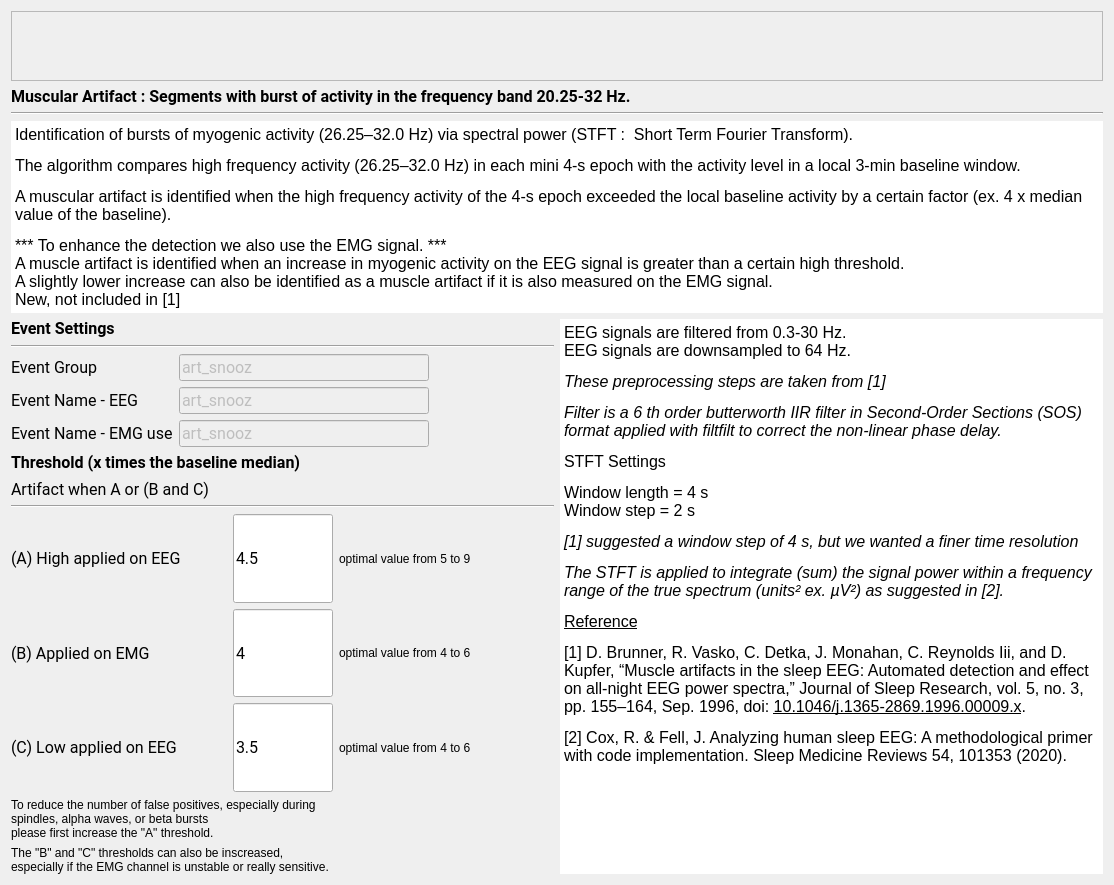
Before: the Qt Designer form tools/CEAMSTools/DetectArtifacts/MuscularStep/Ui_MuscularStep.ui in SnoozToolbox/snooz-package-ceams, drawn with Qt 5.
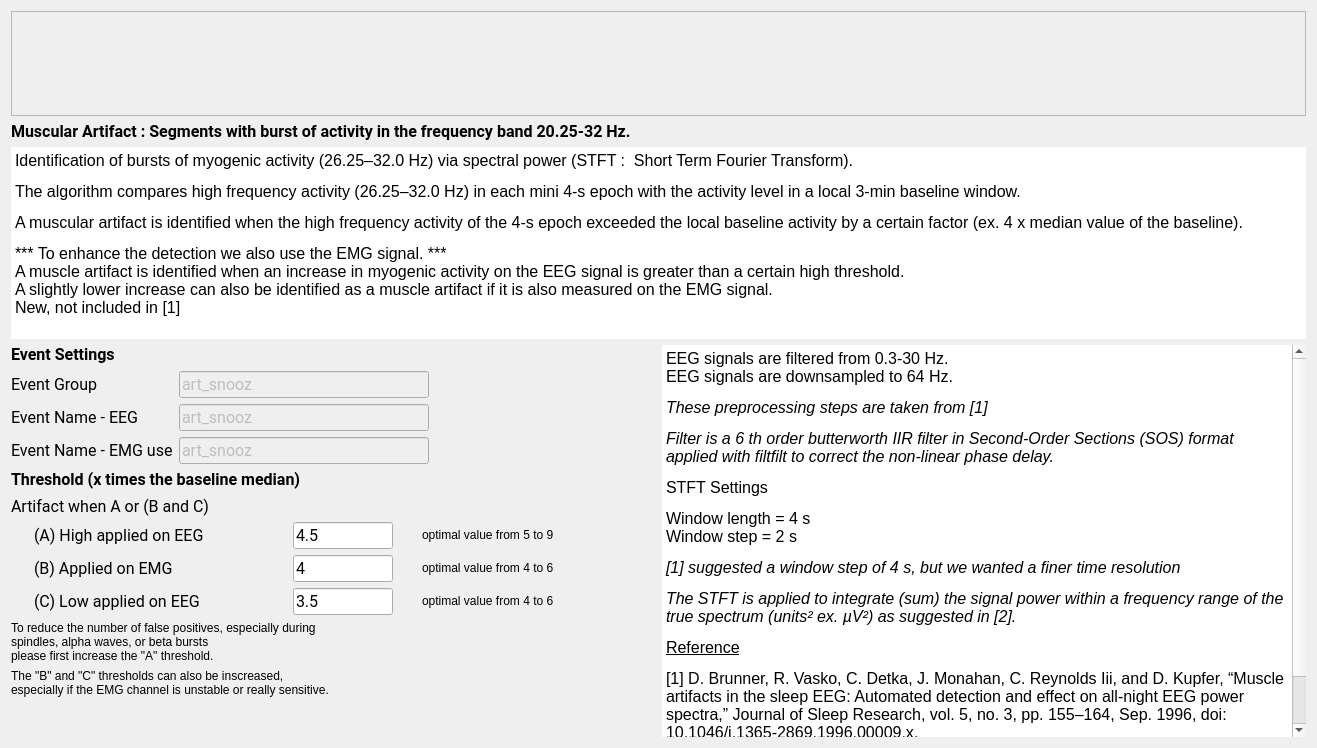
After: the same form once the commit is applied. Icons and pictures are not drawn.

What changed in the file:
```diff
--- a/tools/CEAMSTools/DetectArtifacts/MuscularStep/Ui_MuscularStep.ui
+++ b/tools/CEAMSTools/DetectArtifacts/MuscularStep/Ui_MuscularStep.ui
@@ -6,8 +6,8 @@
    <rect>
     <x>0</x>
     <y>0</y>
-    <width>1114</width>
-    <height>885</height>
+    <width>1317</width>
+    <height>748</height>
    </rect>
   </property>
   <property name="windowTitle">
@@ -16,15 +16,21 @@
   <property name="styleSheet">
    <string notr="true">font: 12pt &quot;Roboto&quot;;</string>
   </property>
-  <layout class="QVBoxLayout" name="verticalLayout_4">
+  <layout class="QVBoxLayout" name="verticalLayout_2">
    <item>
     <widget class="QScrollArea" name="scrollArea">
      <property name="sizePolicy">
-      <sizepolicy hsizetype="Expanding" vsizetype="Preferred">
+      <sizepolicy hsizetype="Expanding" vsizetype="Expanding">
        <horstretch>0</horstretch>
        <verstretch>0</verstretch>
       </sizepolicy>
      </property>
+     <property name="maximumSize">
+      <size>
+       <width>16777215</width>
+       <height>160</height>
+      </size>
+     </property>
      <property name="widgetResizable">
       <bool>true</bool>
      </property>
@@ -37,6 +43,18 @@
         <height>151</height>
        </rect>
       </property>
+      <property name="sizePolicy">
+       <sizepolicy hsizetype="Expanding" vsizetype="Expanding">
+        <horstretch>0</horstretch>
+        <verstretch>0</verstretch>
+       </sizepolicy>
+      </property>
+      <property name="maximumSize">
+       <size>
+        <width>16777215</width>
+        <height>160</height>
+       </size>
+      </property>
       <layout class="QHBoxLayout" name="horizontalLayout">
        <item>
         <widget class="QLabel" name="picture_label">
@@ -46,6 +64,12 @@
            <verstretch>0</verstretch>
           </sizepolicy>
          </property>
+         <property name="maximumSize">
+          <size>
+           <width>16777215</width>
+           <height>160</height>
+          </size>
+         </property>
          <property name="text">
           <string/>
          </property>
@@ -63,13 +87,21 @@
    </item>
    <item>
     <layout class="QVBoxLayout" name="verticalLayout_3">
+     <property name="sizeConstraint">
+      <enum>QLayout::SizeConstraint::SetMinimumSize</enum>
+     </property>
      <item>
       <widget class="QLabel" name="label_9">
+       <property name="sizePolicy">
+        <sizepolicy hsizetype="Fixed" vsizetype="Fixed">
+         <horstretch>0</horstretch>
+         <verstretch>0</verstretch>
+        </sizepolicy>
+       </property>
        <property name="font">
         <font>
          <family>Roboto</family>
          <pointsize>12</pointsize>
-         <weight>50</weight>
          <italic>false</italic>
          <bold>false</bold>
         </font>
@@ -79,26 +111,25 @@
        </property>
       </widget>
      </item>
-     <item>
-      <widget class="Line" name="line_3">
-       <property name="orientation">
-        <enum>Qt::Horizontal</enum>
-       </property>
-      </widget>
-     </item>
      <item>
       <widget class="QTextEdit" name="description_textEdit">
        <property name="sizePolicy">
-        <sizepolicy hsizetype="Expanding" vsizetype="Preferred">
+        <sizepolicy hsizetype="Expanding" vsizetype="Maximum">
          <horstretch>0</horstretch>
          <verstretch>0</verstretch>
         </sizepolicy>
        </property>
+       <property name="maximumSize">
+        <size>
+         <width>16777215</width>
+         <height>195</height>
+        </size>
+       </property>
        <property name="styleSheet">
         <string notr="true"/>
        </property>
        <property name="frameShape">
-        <enum>QFrame::HLine</enum>
+        <enum>QFrame::Shape::NoFrame</enum>
        </property>
        <property name="frameShadow">
         <enum>QFrame::Plain</enum>
@@ -111,8 +142,11 @@
        </property>
        <property name="html">
         <string>&lt;!DOCTYPE HTML PUBLIC &quot;-//W3C//DTD HTML 4.0//EN&quot; &quot;http://www.w3.org/TR/REC-html40/strict.dtd&quot;&gt;
-&lt;html&gt;&lt;head&gt;&lt;meta name=&quot;qrichtext&quot; content=&quot;1&quot; /&gt;&lt;style type=&quot;text/css&quot;&gt;
+&lt;html&gt;&lt;head&gt;&lt;meta name=&quot;qrichtext&quot; content=&quot;1&quot; /&gt;&lt;meta charset=&quot;utf-8&quot; /&gt;&lt;style type=&quot;text/css&quot;&gt;
 p, li { white-space: pre-wrap; }
+hr { height: 1px; border-width: 0; }
+li.unchecked::marker { content: &quot;\2610&quot;; }
+li.checked::marker { content: &quot;\2612&quot;; }
 &lt;/style&gt;&lt;/head&gt;&lt;body style=&quot; font-family:'Roboto'; font-size:12pt; font-weight:400; font-style:normal;&quot;&gt;
 &lt;p style=&quot; margin-top:12px; margin-bottom:12px; margin-left:0px; margin-right:0px; -qt-block-indent:0; text-indent:0px;&quot;&gt;&lt;span style=&quot; color:#000000;&quot;&gt;Identification of bursts of myogenic activity (26.25–32.0 Hz) via spectral power (STFT :  Short Term Fourier Transform).&lt;/span&gt;&lt;/p&gt;
 &lt;p style=&quot; margin-top:12px; margin-bottom:12px; margin-left:0px; margin-right:0px; -qt-block-indent:0; text-indent:0px;&quot;&gt;&lt;span style=&quot; color:#000000;&quot;&gt;The algorithm compares high frequency activity (26.25–32.0 Hz) in each mini 4-s epoch with the activity level in a local 3-min baseline window. &lt;/span&gt;&lt;/p&gt;
@@ -126,11 +160,18 @@
    <item>
     <layout class="QHBoxLayout" name="horizontalLayout_2">
      <item>
-      <layout class="QVBoxLayout" name="verticalLayout_2">
-       <item>
         <layout class="QVBoxLayout" name="verticalLayout">
+       <property name="sizeConstraint">
+        <enum>QLayout::SizeConstraint::SetMinimumSize</enum>
+       </property>
          <item>
           <widget class="QLabel" name="label_4">
+         <property name="sizePolicy">
+          <sizepolicy hsizetype="Fixed" vsizetype="Fixed">
+           <horstretch>0</horstretch>
+           <verstretch>0</verstretch>
+          </sizepolicy>
+         </property>
            <property name="minimumSize">
             <size>
              <width>0</width>
@@ -147,7 +188,6 @@
             <font>
              <family>Roboto</family>
              <pointsize>12</pointsize>
-             <weight>50</weight>
              <italic>false</italic>
              <bold>false</bold>
             </font>
@@ -157,13 +197,6 @@
            </property>
           </widget>
          </item>
-         <item>
-          <widget class="Line" name="line">
-           <property name="orientation">
-            <enum>Qt::Horizontal</enum>
-           </property>
-          </widget>
-         </item>
          <item>
           <layout class="QFormLayout" name="formLayout">
            <item row="0" column="0">
@@ -178,7 +211,6 @@
               <font>
                <family>Roboto</family>
                <pointsize>12</pointsize>
-               <weight>50</weight>
                <italic>false</italic>
                <bold>false</bold>
               </font>
@@ -203,7 +235,6 @@
               <font>
                <family>Roboto</family>
                <pointsize>12</pointsize>
-               <weight>50</weight>
                <italic>false</italic>
                <bold>false</bold>
               </font>
@@ -228,7 +259,6 @@
               <font>
                <family>Roboto</family>
                <pointsize>12</pointsize>
-               <weight>50</weight>
                <italic>false</italic>
                <bold>false</bold>
               </font>
@@ -253,7 +283,6 @@
               <font>
                <family>Roboto</family>
                <pointsize>12</pointsize>
-               <weight>50</weight>
                <italic>false</italic>
                <bold>false</bold>
               </font>
@@ -281,7 +310,6 @@
               <font>
                <family>Roboto</family>
                <pointsize>12</pointsize>
-               <weight>50</weight>
                <italic>false</italic>
                <bold>false</bold>
               </font>
@@ -302,11 +330,16 @@
                <height>0</height>
               </size>
              </property>
+           <property name="maximumSize">
+            <size>
+             <width>170</width>
+             <height>16777215</height>
+            </size>
+           </property>
              <property name="font">
               <font>
                <family>Roboto</family>
                <pointsize>12</pointsize>
-               <weight>50</weight>
                <italic>false</italic>
                <bold>false</bold>
               </font>
@@ -318,8 +351,6 @@
            </item>
           </layout>
          </item>
-        </layout>
-       </item>
        <item>
         <widget class="QLabel" name="label">
          <property name="minimumSize">
@@ -338,7 +369,6 @@
           <font>
            <family>Roboto</family>
            <pointsize>12</pointsize>
-           <weight>50</weight>
            <italic>false</italic>
            <bold>false</bold>
           </font>
@@ -366,7 +396,6 @@
           <font>
            <family>Roboto</family>
            <pointsize>12</pointsize>
-           <weight>50</weight>
            <italic>false</italic>
            <bold>false</bold>
           </font>
@@ -376,20 +405,22 @@
          </property>
         </widget>
        </item>
-       <item>
-        <widget class="Line" name="line_2">
-         <property name="orientation">
-          <enum>Qt::Horizontal</enum>
-         </property>
-        </widget>
-       </item>
        <item>
         <layout class="QGridLayout" name="gridLayout">
+         <property name="sizeConstraint">
+          <enum>QLayout::SizeConstraint::SetMinimumSize</enum>
+         </property>
          <item row="0" column="0">
           <widget class="QLabel" name="label_5">
+           <property name="sizePolicy">
+            <sizepolicy hsizetype="Fixed" vsizetype="Fixed">
+             <horstretch>0</horstretch>
+             <verstretch>0</verstretch>
+            </sizepolicy>
+           </property>
            <property name="minimumSize">
             <size>
-             <width>0</width>
+             <width>230</width>
              <height>0</height>
             </size>
            </property>
@@ -397,7 +428,6 @@
             <font>
              <family>Roboto</family>
              <pointsize>12</pointsize>
-             <weight>50</weight>
              <italic>false</italic>
              <bold>false</bold>
             </font>
@@ -416,7 +446,7 @@
          <item row="0" column="1">
           <widget class="QLineEdit" name="EEG_lineEdit">
            <property name="sizePolicy">
-            <sizepolicy hsizetype="Expanding" vsizetype="Expanding">
+            <sizepolicy hsizetype="Fixed" vsizetype="Fixed">
              <horstretch>0</horstretch>
              <verstretch>0</verstretch>
             </sizepolicy>
@@ -431,7 +461,6 @@
             <font>
              <family>Roboto</family>
              <pointsize>12</pointsize>
-             <weight>50</weight>
              <italic>false</italic>
              <bold>false</bold>
             </font>
@@ -446,6 +475,18 @@
          </item>
          <item row="0" column="2">
           <widget class="QLabel" name="label_10">
+           <property name="sizePolicy">
+            <sizepolicy hsizetype="Fixed" vsizetype="Fixed">
+             <horstretch>0</horstretch>
+             <verstretch>0</verstretch>
+            </sizepolicy>
+           </property>
+           <property name="maximumSize">
+            <size>
+             <width>210</width>
+             <height>16777215</height>
+            </size>
+           </property>
            <property name="text">
             <string>optimal value from 5 to 9</string>
            </property>
@@ -453,6 +494,12 @@
          </item>
          <item row="1" column="0">
           <widget class="QLabel" name="label_2">
+           <property name="sizePolicy">
+            <sizepolicy hsizetype="Fixed" vsizetype="Fixed">
+             <horstretch>0</horstretch>
+             <verstretch>0</verstretch>
+            </sizepolicy>
+           </property>
            <property name="minimumSize">
             <size>
              <width>0</width>
@@ -463,7 +510,6 @@
             <font>
              <family>Roboto</family>
              <pointsize>12</pointsize>
-             <weight>50</weight>
              <italic>false</italic>
              <bold>false</bold>
             </font>
@@ -476,7 +522,7 @@
          <item row="1" column="1">
           <widget class="QLineEdit" name="EMG_lineEdit">
            <property name="sizePolicy">
-            <sizepolicy hsizetype="Expanding" vsizetype="Expanding">
+            <sizepolicy hsizetype="Fixed" vsizetype="Fixed">
              <horstretch>0</horstretch>
              <verstretch>0</verstretch>
             </sizepolicy>
@@ -491,7 +537,6 @@
             <font>
              <family>Roboto</family>
              <pointsize>12</pointsize>
-             <weight>50</weight>
              <italic>false</italic>
              <bold>false</bold>
             </font>
@@ -503,6 +548,18 @@
          </item>
          <item row="1" column="2">
           <widget class="QLabel" name="label_12">
+           <property name="sizePolicy">
+            <sizepolicy hsizetype="Fixed" vsizetype="Fixed">
+             <horstretch>0</horstretch>
+             <verstretch>0</verstretch>
+            </sizepolicy>
+           </property>
+           <property name="maximumSize">
+            <size>
+             <width>210</width>
+             <height>16777215</height>
+            </size>
+           </property>
            <property name="text">
             <string>optimal value from 4 to 6</string>
            </property>
@@ -510,11 +567,16 @@
          </item>
          <item row="2" column="0">
           <widget class="QLabel" name="label_6">
+           <property name="sizePolicy">
+            <sizepolicy hsizetype="Fixed" vsizetype="Fixed">
+             <horstretch>0</horstretch>
+             <verstretch>0</verstretch>
+            </sizepolicy>
+           </property>
            <property name="font">
             <font>
              <family>Roboto</family>
              <pointsize>12</pointsize>
-             <weight>50</weight>
              <italic>false</italic>
              <bold>false</bold>
             </font>
@@ -527,7 +589,7 @@
          <item row="2" column="1">
           <widget class="QLineEdit" name="both_lineEdit">
            <property name="sizePolicy">
-            <sizepolicy hsizetype="Expanding" vsizetype="Expanding">
+            <sizepolicy hsizetype="Fixed" vsizetype="Fixed">
              <horstretch>0</horstretch>
              <verstretch>0</verstretch>
             </sizepolicy>
@@ -542,7 +604,6 @@
             <font>
              <family>Roboto</family>
              <pointsize>12</pointsize>
-             <weight>50</weight>
              <italic>false</italic>
              <bold>false</bold>
             </font>
@@ -554,6 +615,18 @@
          </item>
          <item row="2" column="2">
           <widget class="QLabel" name="label_13">
+           <property name="sizePolicy">
+            <sizepolicy hsizetype="Fixed" vsizetype="Fixed">
+             <horstretch>0</horstretch>
+             <verstretch>0</verstretch>
+            </sizepolicy>
+           </property>
+           <property name="maximumSize">
+            <size>
+             <width>210</width>
+             <height>16777215</height>
+            </size>
+           </property>
            <property name="text">
             <string>optimal value from 4 to 6</string>
            </property>
@@ -563,6 +636,12 @@
        </item>
        <item>
         <widget class="QLabel" name="label_14">
+         <property name="sizePolicy">
+          <sizepolicy hsizetype="Fixed" vsizetype="Fixed">
+           <horstretch>0</horstretch>
+           <verstretch>0</verstretch>
+          </sizepolicy>
+         </property>
          <property name="text">
           <string>To reduce the number of false positives, especially during
 spindles, alpha waves, or beta bursts
@@ -572,18 +651,37 @@
        </item>
        <item>
         <widget class="QLabel" name="label_15">
+         <property name="sizePolicy">
+          <sizepolicy hsizetype="Fixed" vsizetype="Fixed">
+           <horstretch>0</horstretch>
+           <verstretch>0</verstretch>
+          </sizepolicy>
+         </property>
          <property name="text">
           <string>The &quot;B&quot; and &quot;C&quot; thresholds can also be inscreased,
 especially if the EMG channel is unstable or really sensitive.</string>
          </property>
         </widget>
        </item>
+       <item>
+        <spacer name="verticalSpacer">
+         <property name="orientation">
+          <enum>Qt::Orientation::Vertical</enum>
+         </property>
+         <property name="sizeHint" stdset="0">
+          <size>
+           <width>20</width>
+           <height>40</height>
+          </size>
+         </property>
+        </spacer>
+       </item>
       </layout>
      </item>
      <item>
       <widget class="QTextEdit" name="settings_textEdit">
        <property name="sizePolicy">
-        <sizepolicy hsizetype="Expanding" vsizetype="Preferred">
+        <sizepolicy hsizetype="Expanding" vsizetype="Expanding">
          <horstretch>0</horstretch>
          <verstretch>0</verstretch>
         </sizepolicy>
@@ -601,7 +699,7 @@
         <string notr="true"/>
        </property>
        <property name="frameShape">
-        <enum>QFrame::HLine</enum>
+        <enum>QFrame::Shape::NoFrame</enum>
        </property>
        <property name="frameShadow">
         <enum>QFrame::Plain</enum>
@@ -614,8 +712,11 @@
        </property>
        <property name="html">
         <string>&lt;!DOCTYPE HTML PUBLIC &quot;-//W3C//DTD HTML 4.0//EN&quot; &quot;http://www.w3.org/TR/REC-html40/strict.dtd&quot;&gt;
-&lt;html&gt;&lt;head&gt;&lt;meta name=&quot;qrichtext&quot; content=&quot;1&quot; /&gt;&lt;style type=&quot;text/css&quot;&gt;
+&lt;html&gt;&lt;head&gt;&lt;meta name=&quot;qrichtext&quot; content=&quot;1&quot; /&gt;&lt;meta charset=&quot;utf-8&quot; /&gt;&lt;style type=&quot;text/css&quot;&gt;
 p, li { white-space: pre-wrap; }
+hr { height: 1px; border-width: 0; }
+li.unchecked::marker { content: &quot;\2610&quot;; }
+li.checked::marker { content: &quot;\2612&quot;; }
 &lt;/style&gt;&lt;/head&gt;&lt;body style=&quot; font-family:'Roboto'; font-size:12pt; font-weight:400; font-style:normal;&quot;&gt;
 &lt;p style=&quot; margin-top:12px; margin-bottom:12px; margin-left:0px; margin-right:0px; -qt-block-indent:0; text-indent:0px;&quot;&gt;&lt;span style=&quot; color:#000000;&quot;&gt;EEG signals are filtered from 0.3-30 Hz.&lt;br /&gt;EEG signals are downsampled to 64 Hz.&lt;/span&gt;&lt;/p&gt;
 &lt;p style=&quot; margin-top:12px; margin-bottom:12px; margin-left:0px; margin-right:0px; -qt-block-indent:0; text-indent:0px;&quot;&gt;&lt;span style=&quot; font-style:italic; color:#000000;&quot;&gt;These preprocessing steps are taken from [1]&lt;/span&gt;&lt;/p&gt;
```
Left out of the diff: 12 changed lines with no effect on the pictures. Lines whose indentation alone changed are shown as unchanged.
